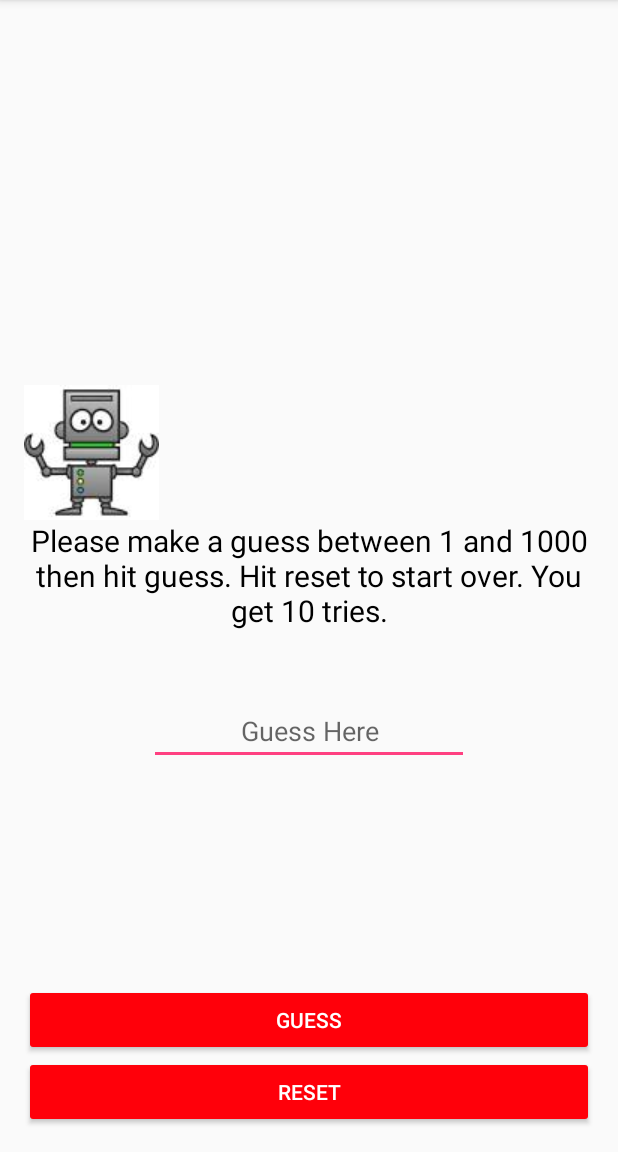
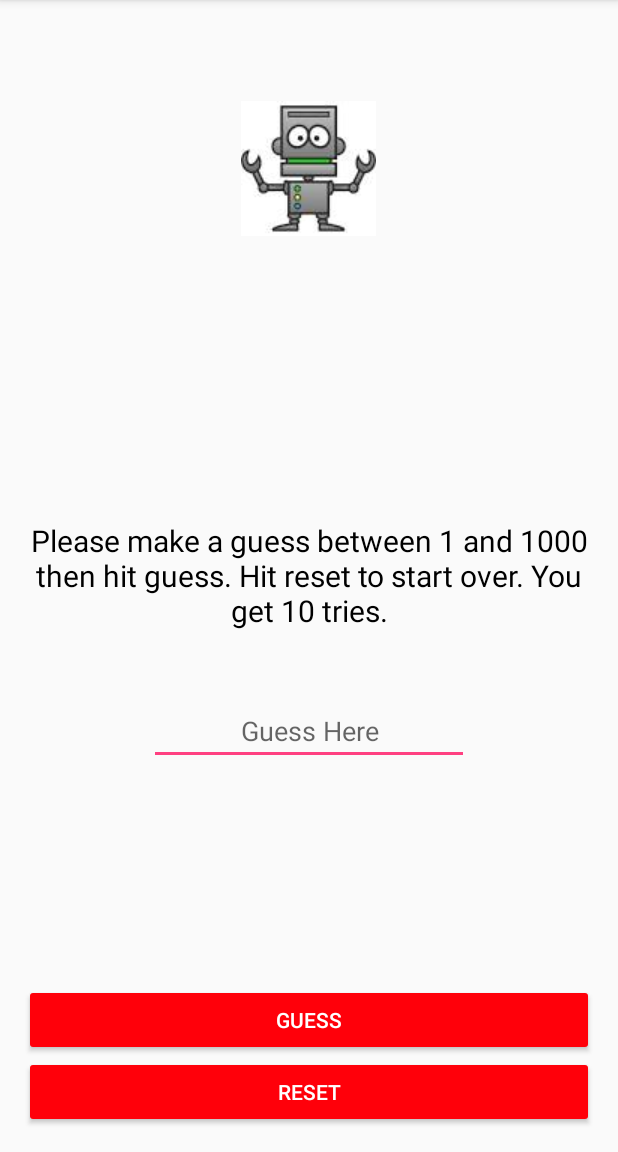
Before and after one commit to shee0058/guess_a_number, an Android app: the screen it shows after launch (MainActivity), on a phone screen of 412 x 824 dp, the part 84-1236 px from its top. Run offline under Robolectric (Android 15) with nearby library versions, the phone set to English and light mode, and no system bars.

Commit message:
Edited layout

```diff
--- a/app/src/main/res/layout/activity_main.xml
+++ b/app/src/main/res/layout/activity_main.xml
@@ -60,8 +60,9 @@
         android:id="@+id/imageView2"
         android:layout_width="wrap_content"
         android:layout_height="wrap_content"
-        android:layout_above="@+id/textView"
-        android:layout_alignParentStart="true"
+        android:layout_alignParentTop="true"
+        android:layout_centerHorizontal="true"
+        android:layout_marginTop="51dp"
         android:src="@drawable/robot" />
 
 </RelativeLayout>
```
